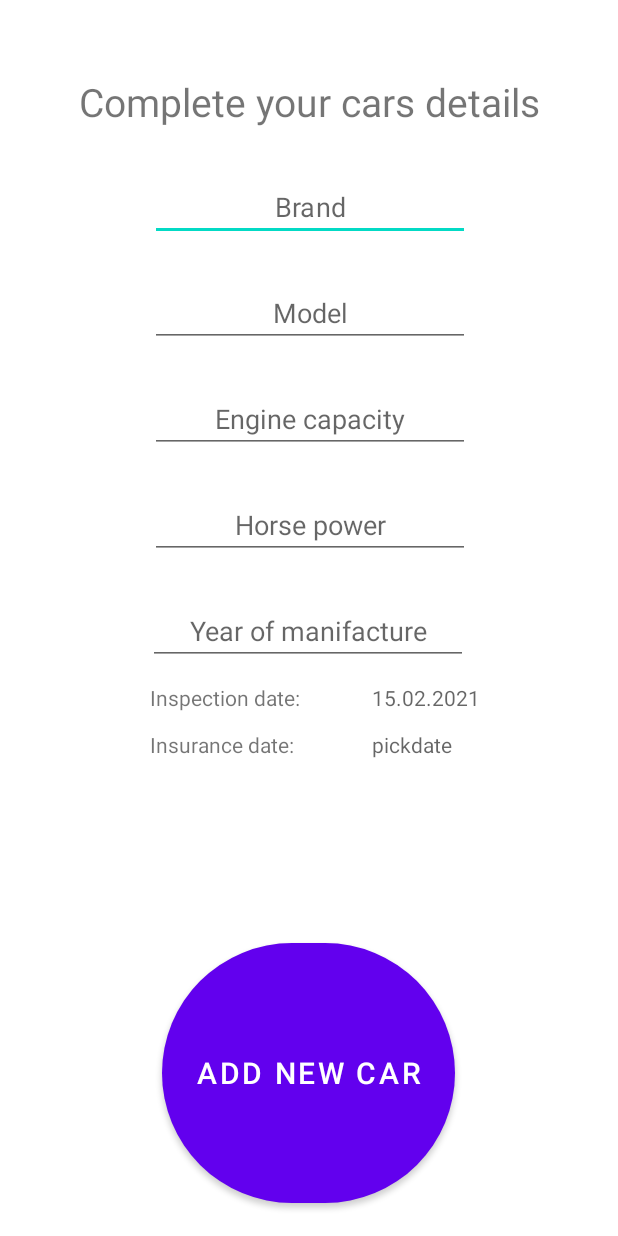
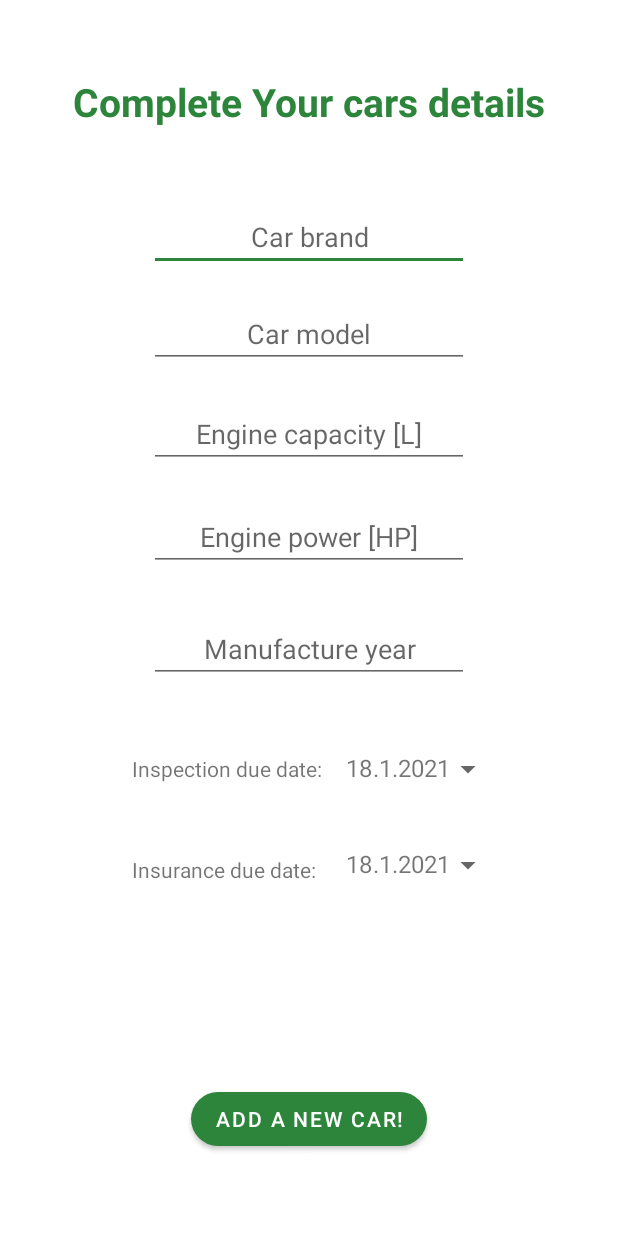
Before and after one commit to Pollongz/FuelApp, an Android app: the AddCarActivity screen opened directly, with no data from a screen before it, on a phone screen of 412 x 824 dp. Run offline under Robolectric (Android 15) with nearby library versions, the light colour scheme and no system bars; Roboto replaces fonts that are not available here.

Commit message:
Repaired display of add_activities and repaired date picker dialog

```diff
--- a/app/src/main/java/com/example/fuelapp/AddCarActivity.java
+++ b/app/src/main/java/com/example/fuelapp/AddCarActivity.java
@@ -4,6 +4,7 @@ import androidx.appcompat.app.AppCompatActivity;
 
 import android.app.DatePickerDialog;
 import android.app.Dialog;
+import android.app.TimePickerDialog;
 import android.content.Intent;
 import android.os.Bundle;
 import android.view.View;
@@ -11,12 +12,15 @@ import android.widget.Button;
 import android.widget.DatePicker;
 import android.widget.EditText;
 import android.widget.TextView;
+import android.widget.TimePicker;
 
+import java.text.DateFormat;
 import java.util.Calendar;
 
-public class AddCarActivity extends AppCompatActivity {
+public class AddCarActivity extends AppCompatActivity implements View.OnClickListener {
 
-    DatePickerDialog.OnDateSetListener insurance_dateListener, inspection_dateListener;
+    final Calendar c = Calendar.getInstance();
+    private int mYear, mMonth, mDay;
     EditText newCarBrandEt, newCarModelEt, newCarHorseEt, newCarEngineEt, newCarYearEt;
     TextView newInspectionTv, newInsuranceTv;
     Button addNewCarBtn;
@@ -25,6 +29,11 @@ public class AddCarActivity extends AppCompatActivity {
     protected void onCreate(Bundle savedInstanceState) {
         super.onCreate(savedInstanceState);
         setContentView(R.layout.activity_add_car);
+
+        mYear = c.get(Calendar.YEAR);
+        mMonth = c.get(Calendar.MONTH);
+        mDay = c.get(Calendar.DAY_OF_MONTH);
+        String currentDate = mDay + "." + mMonth + "." + mYear;
 
         newCarBrandEt = findViewById(R.id.newCarBrandEt);
         newCarModelEt = findViewById(R.id.newCarModelEt);
@@ -35,21 +44,10 @@ public class AddCarActivity extends AppCompatActivity {
         newCarYearEt = findViewById(R.id.newCarYearEt);
         addNewCarBtn = findViewById(R.id.addNewCarBtn);
 
-        newInspectionTv.setOnClickListener(v -> {
-           showDatePickerDialog(1);
-            inspection_dateListener = (view, year, month, dayOfMonth) -> {
-                String date = dayOfMonth + "-" + month + "-" + year;
-                newInspectionTv.setText(date);
-            };
-        });
-
-        newInsuranceTv.setOnClickListener(v -> {
-            showDatePickerDialog(2);
-            insurance_dateListener = (view, year, month, dayOfMonth) -> {
-                String date = dayOfMonth + "-" + month + "-" + year;
-                newInsuranceTv.setText(date);
-            };
-        });
+        newInspectionTv.setText(currentDate);
+        newInsuranceTv.setText(currentDate);
+        newInspectionTv.setOnClickListener(this);
+        newInsuranceTv.setOnClickListener(this);
 
         addNewCarBtn.setOnClickListener(v -> {
             DatabaseHelper myDB = new DatabaseHelper(AddCarActivity.this);
@@ -67,28 +65,25 @@ public class AddCarActivity extends AppCompatActivity {
         });
     }
 
-    private void showDatePickerDialog(int id) {
-        switch(id) {
-            case 1:
-                DatePickerDialog inspectionDate = new DatePickerDialog(
-                        this,
-                        inspection_dateListener,
-                        Calendar.getInstance().get(Calendar.YEAR),
-                        Calendar.getInstance().get(Calendar.MONTH),
-                        Calendar.getInstance().get(Calendar.DAY_OF_MONTH)
-                );
-                inspectionDate.show();
-                break;
-            case 2:
-                DatePickerDialog insuranceDate = new DatePickerDialog(
-                        this,
-                        insurance_dateListener,
-                        Calendar.getInstance().get(Calendar.YEAR),
-                        Calendar.getInstance().get(Calendar.MONTH),
-                        Calendar.getInstance().get(Calendar.DAY_OF_MONTH)
-                );
-                insuranceDate.show();
-                break;
+    @Override
+    public void onClick(View v) {
+        if (v == newInspectionTv) {
+            DatePickerDialog datePickerDialog = new DatePickerDialog(this,
+                    (view, year, monthOfYear, dayOfMonth) -> {
+                        String choosenDate = dayOfMonth + "." + (monthOfYear + 1) + "." + year;
+                        newInspectionTv.setText(choosenDate);
+                    }, mYear, mMonth, mDay);
+
+            datePickerDialog.show();
+        } else if (v == newInsuranceTv) {
+            DatePickerDialog datePickerDialog = new DatePickerDialog(this,
+                    (view, year, monthOfYear, dayOfMonth) -> {
+                        String choosenDate = dayOfMonth + "." + (monthOfYear + 1) + "." + year;
+                        newInsuranceTv.setText(choosenDate);
+                    }, mYear, mMonth, mDay);
+
+            datePickerDialog.show();
         }
     }
+
 }
--- a/app/src/main/java/com/example/fuelapp/RecyclerAdapter.java
+++ b/app/src/main/java/com/example/fuelapp/RecyclerAdapter.java
@@ -57,11 +57,6 @@ public class RecyclerAdapter extends RecyclerView.Adapter<RecyclerAdapter.MyView
         holder.carEngineTv.setText(String.valueOf(carEngines.get(position)));
         holder.carHorseTv.setText($carHorse);
         holder.carYearTv.setText(String.valueOf(carYears.get(position)));
-        Date date = new Date();
-
-        @SuppressLint("SimpleDateFormat")
-        SimpleDateFormat formatter = new SimpleDateFormat("dd-MM-yyyy");
-        holder.dateTv.setText(formatter.format(date));
     }
 
     @Override
@@ -85,7 +80,6 @@ public class RecyclerAdapter extends RecyclerView.Adapter<RecyclerAdapter.MyView
             carEngineTv = view.findViewById(R.id.carEngineTv);
             carHorseTv = view.findViewById(R.id.carHorseTv);
             carYearTv = view.findViewById(R.id.carYearTv);
-            dateTv = view.findViewById(R.id.dateTv);
 
             view.setOnClickListener(this);
         }
--- /dev/null
+++ b/app/src/main/res/drawable/ic_dropdown.xml
@@ -0,0 +1,10 @@
+<vector xmlns:android="http://schemas.android.com/apk/res/android"
+    android:width="24dp"
+    android:height="24dp"
+    android:viewportWidth="24"
+    android:viewportHeight="24"
+    android:tint="?attr/colorControlNormal">
+  <path
+      android:fillColor="@android:color/white"
+      android:pathData="M7,10l5,5 5,-5z"/>
+</vector>
--- a/app/src/main/res/layout/activity_add_car.xml
+++ b/app/src/main/res/layout/activity_add_car.xml
@@ -8,31 +8,30 @@
 
     <Button
         android:id="@+id/addNewCarBtn"
-        android:layout_width="195dp"
-        android:layout_height="185dp"
-        android:layout_marginStart="108dp"
-        android:layout_marginBottom="16dp"
-        android:fadingEdge="vertical"
-        android:shadowColor="#00B863"
-        android:shadowDx="20"
-        android:shadowDy="20"
-        android:text="Add new car"
-        android:textSize="20sp"
-        app:cornerRadius="100dp"
+        android:layout_width="wrap_content"
+        android:layout_height="wrap_content"
+        android:layout_marginBottom="54dp"
+        android:text="@string/add_a_new_car"
+        app:backgroundTint="#2C853B"
+        app:cornerRadius="25dp"
         app:layout_constraintBottom_toBottomOf="parent"
-        app:layout_constraintStart_toStartOf="parent" />
+        app:layout_constraintEnd_toEndOf="parent"
+        app:layout_constraintStart_toStartOf="parent"
+        app:rippleColor="#FFFFFF" />
 
     <EditText
         android:id="@+id/newCarBrandEt"
         android:layout_width="wrap_content"
         android:layout_height="wrap_content"
-        android:layout_marginTop="30dp"
+        android:layout_marginTop="50dp"
         android:ems="10"
         android:gravity="center"
-        android:hint="Brand"
+        android:hint="Car brand"
         android:inputType="text"
+        android:shadowColor="#2C853B"
+        android:textColorHighlight="#2C853B"
+        android:textColorLink="#2C853B"
         app:layout_constraintEnd_toEndOf="parent"
-        app:layout_constraintHorizontal_bias="0.502"
         app:layout_constraintStart_toStartOf="parent"
         app:layout_constraintTop_toBottomOf="@+id/addCarTitle" />
 
@@ -40,56 +39,57 @@
         android:id="@+id/newCarModelEt"
         android:layout_width="wrap_content"
         android:layout_height="wrap_content"
-        android:layout_marginTop="25dp"
+        android:layout_marginTop="19dp"
         android:ems="10"
         android:gravity="center"
-        android:hint="Model"
+        android:hint="Car model"
         android:inputType="text"
-        app:layout_constraintEnd_toEndOf="parent"
-        app:layout_constraintHorizontal_bias="0.502"
-        app:layout_constraintStart_toStartOf="parent"
+        android:shadowColor="#2C853B"
+        android:textColorHighlight="#2C853B"
+        android:textColorLink="#2C853B"
+        app:layout_constraintStart_toStartOf="@+id/newCarBrandEt"
         app:layout_constraintTop_toBottomOf="@+id/newCarBrandEt" />
 
     <EditText
         android:id="@+id/newCarEngineEt"
         android:layout_width="wrap_content"
         android:layout_height="wrap_content"
-        android:layout_marginTop="25dp"
+        android:layout_marginTop="21dp"
         android:ems="10"
         android:gravity="center"
-        android:hint="Engine capacity"
+        android:hint="Engine capacity [L]"
         android:inputType="numberDecimal"
-        app:layout_constraintEnd_toEndOf="parent"
-        app:layout_constraintHorizontal_bias="0.502"
-        app:layout_constraintStart_toStartOf="parent"
+        android:textColorHighlight="#2C853B"
+        android:textColorLink="#2C853B"
+        app:layout_constraintStart_toStartOf="@+id/newCarModelEt"
         app:layout_constraintTop_toBottomOf="@+id/newCarModelEt" />
 
     <EditText
         android:id="@+id/newCarHorseEt"
         android:layout_width="wrap_content"
         android:layout_height="wrap_content"
-        android:layout_marginTop="25dp"
+        android:layout_marginTop="23dp"
         android:ems="10"
         android:gravity="center"
-        android:hint="Horse power"
+        android:hint="Engine power [HP]"
         android:inputType="number"
-        app:layout_constraintEnd_toEndOf="parent"
-        app:layout_constraintHorizontal_bias="0.502"
-        app:layout_constraintStart_toStartOf="parent"
+        android:textColorHighlight="#2C853B"
+        android:textColorLink="#2C853B"
+        app:layout_constraintStart_toStartOf="@+id/newCarEngineEt"
         app:layout_constraintTop_toBottomOf="@+id/newCarEngineEt" />
 
     <EditText
         android:id="@+id/newCarYearEt"
         android:layout_width="wrap_content"
         android:layout_height="wrap_content"
-        android:layout_marginTop="25dp"
+        android:layout_marginTop="29dp"
         android:ems="10"
         android:gravity="center"
-        android:hint="Year of manifacture"
+        android:hint="Manufacture year"
         android:inputType="number"
-        app:layout_constraintEnd_toEndOf="parent"
-        app:layout_constraintHorizontal_bias="0.497"
-        app:layout_constraintStart_toStartOf="parent"
+        android:textColorHighlight="#2C853B"
+        android:textColorLink="#2C853B"
+        app:layout_constraintStart_toStartOf="@+id/newCarHorseEt"
         app:layout_constraintTop_toBottomOf="@+id/newCarHorseEt" />
 
     <TextView
@@ -97,8 +97,10 @@
         android:layout_width="wrap_content"
         android:layout_height="wrap_content"
         android:layout_marginTop="50dp"
-        android:text="Complete your cars details"
+        android:text="Complete Your cars details"
+        android:textColor="#2C853B"
         android:textSize="26sp"
+        android:textStyle="bold"
         app:layout_constraintEnd_toEndOf="parent"
         app:layout_constraintStart_toStartOf="parent"
         app:layout_constraintTop_toTopOf="parent" />
@@ -107,9 +109,9 @@
         android:id="@+id/textView"
         android:layout_width="wrap_content"
         android:layout_height="wrap_content"
-        android:layout_marginStart="100dp"
-        android:layout_marginTop="12dp"
-        android:text="Inspection date:"
+        android:layout_marginStart="88dp"
+        android:layout_marginTop="47dp"
+        android:text="Inspection due date:"
         app:layout_constraintStart_toStartOf="parent"
         app:layout_constraintTop_toBottomOf="@+id/newCarYearEt" />
 
@@ -117,9 +119,9 @@
         android:id="@+id/textView4"
         android:layout_width="wrap_content"
         android:layout_height="wrap_content"
-        android:layout_marginStart="100dp"
-        android:layout_marginTop="12dp"
-        android:text="Insurance date:"
+        android:layout_marginStart="88dp"
+        android:layout_marginTop="48dp"
+        android:text="Insurance due date:"
         app:layout_constraintStart_toStartOf="parent"
         app:layout_constraintTop_toBottomOf="@+id/textView" />
 
@@ -127,19 +129,25 @@
         android:id="@+id/newInspectionTv"
         android:layout_width="wrap_content"
         android:layout_height="wrap_content"
-        android:layout_marginStart="48dp"
-        android:layout_marginTop="12dp"
-        android:hint="15.02.2021"
-        app:layout_constraintStart_toEndOf="@+id/textView"
+        android:layout_marginTop="45dp"
+        android:layout_marginEnd="88dp"
+        android:drawableEnd="@drawable/ic_dropdown"
+        android:gravity="right"
+        android:hint="01.01.1970"
+        android:textSize="16sp"
+        app:layout_constraintEnd_toEndOf="parent"
         app:layout_constraintTop_toBottomOf="@+id/newCarYearEt" />
 
     <TextView
         android:id="@+id/newInsuranceTv"
         android:layout_width="wrap_content"
         android:layout_height="wrap_content"
-        android:layout_marginStart="52dp"
-        android:layout_marginTop="12dp"
-        android:hint="pickdate"
-        app:layout_constraintStart_toEndOf="@+id/textView4"
+        android:layout_marginTop="40dp"
+        android:drawableEnd="@drawable/ic_dropdown"
+        android:gravity="right"
+        android:hint="01.01.1970"
+        android:textSize="16sp"
+        app:layout_constraintStart_toStartOf="@+id/newInspectionTv"
         app:layout_constraintTop_toBottomOf="@+id/newInspectionTv" />
+
 </androidx.constraintlayout.widget.ConstraintLayout>
--- a/app/src/main/res/layout/list_fuel.xml
+++ b/app/src/main/res/layout/list_fuel.xml
@@ -96,13 +96,15 @@
         app:layout_constraintTop_toTopOf="parent" />
 
     <TextView
-        android:id="@+id/textView10"
+        android:id="@+id/mileageTv"
         android:layout_width="wrap_content"
         android:layout_height="wrap_content"
+        android:layout_marginStart="8dp"
         android:layout_marginTop="16dp"
-        android:layout_marginEnd="20dp"
+        android:layout_marginEnd="8dp"
         android:hint="123456"
         app:layout_constraintEnd_toStartOf="@+id/verticalDivider8"
+        app:layout_constraintStart_toEndOf="@+id/verticalDivider7"
         app:layout_constraintTop_toTopOf="parent" />
 
     <View
--- a/app/src/main/res/values-night/themes.xml
+++ b/app/src/main/res/values-night/themes.xml
@@ -2,12 +2,12 @@
     <!-- Base application theme. -->
     <style name="Theme.FuelApp" parent="Theme.MaterialComponents.DayNight.NoActionBar">
         <!-- Primary brand color. -->
-        <item name="colorPrimary">@color/purple_200</item>
+        <item name="colorPrimary">@color/main_color</item>
         <item name="colorPrimaryVariant">#002C853B</item>
         <item name="colorOnPrimary">@color/black</item>
         <!-- Secondary brand color. -->
-        <item name="colorSecondary">@color/teal_200</item>
-        <item name="colorSecondaryVariant">@color/teal_200</item>
+        <item name="colorSecondary">@color/main_color</item>
+        <item name="colorSecondaryVariant">@color/main_color</item>
         <item name="colorOnSecondary">@color/black</item>
         <!-- Status bar color. -->
         <item name="android:statusBarColor" tools:targetApi="l">?attr/colorPrimaryVariant</item>
--- a/app/src/main/res/values/colors.xml
+++ b/app/src/main/res/values/colors.xml
@@ -1,10 +1,6 @@
 <?xml version="1.0" encoding="utf-8"?>
 <resources>
-    <color name="purple_200">#FFBB86FC</color>
-    <color name="purple_500">#FF6200EE</color>
-    <color name="purple_700">#FF3700B3</color>
-    <color name="teal_200">#FF03DAC5</color>
-    <color name="teal_700">#FF018786</color>
+    <color name="main_color">#2C853B</color>
     <color name="black">#FF000000</color>
     <color name="white">#FFFFFFFF</color>
 </resources>
--- a/app/src/main/res/values/themes.xml
+++ b/app/src/main/res/values/themes.xml
@@ -2,12 +2,12 @@
     <!-- Base application theme. -->
     <style name="Theme.FuelApp" parent="Theme.MaterialComponents.DayNight.NoActionBar">
         <!-- Primary brand color. -->
-        <item name="colorPrimary">@color/purple_500</item>
+        <item name="colorPrimary">@color/main_color</item>
         <item name="colorPrimaryVariant">#FF2C853B</item>
         <item name="colorOnPrimary">@color/white</item>
         <!-- Secondary brand color. -->
-        <item name="colorSecondary">@color/teal_200</item>
-        <item name="colorSecondaryVariant">@color/teal_700</item>
+        <item name="colorSecondary">@color/main_color</item>
+        <item name="colorSecondaryVariant">@color/main_color</item>
         <item name="colorOnSecondary">@color/black</item>
         <!-- Status bar color. -->
         <item name="android:statusBarColor" tools:targetApi="l">?attr/colorPrimaryVariant</item>
```
Also changed, not shown: app/src/main/java/com/example/fuelapp/AddFuelActivity.java (+37 -4 lines), app/src/main/java/com/example/fuelapp/RecyclerFuelAdapter.java (+3 -4 lines), app/src/main/res/drawable/ic_enter.xml (added, +11 -0 lines), app/src/main/res/layout/activity_add_fuel.xml (+46 -26 lines), app/src/main/res/layout/list_items.xml (+10 -9 lines), app/src/main/res/layout/profile_activity.xml (+5 -5 lines).
